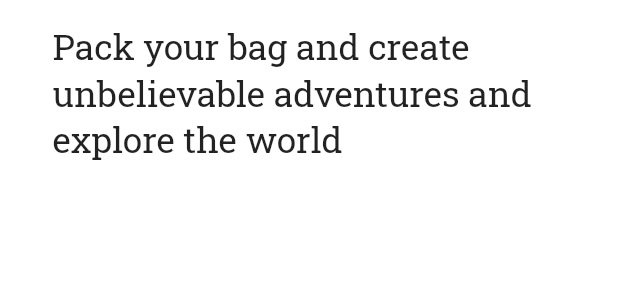
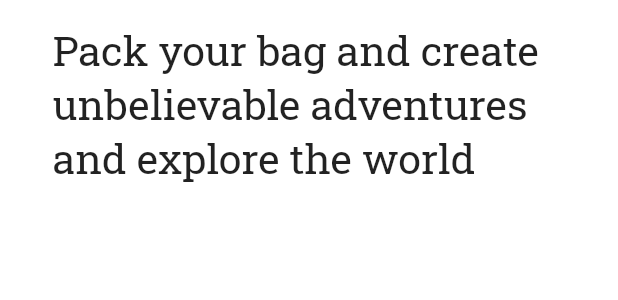
Before and after one commit to StanNieuwmans/Create.Explore, a Flutter app: the HeadTitle widget shown alone on an empty page, opened directly, on a phone screen of 412 x 824 dp. Shown: the top 300 px of the screen. Run offline on Flutter 3.47's test engine with Material 2 defaults, Android fonts, the phone set to English and light mode, and no system bars; network calls fail.

Commit message:
MediaQeury done and added simple splashscreen

```diff
--- a/planapp/lib/Components/HeadTitle.dart
+++ b/planapp/lib/Components/HeadTitle.dart
@@ -10,7 +10,7 @@ class HeadTitle extends StatelessWidget {
           ///Problem with Sizing for all sizes on mobile -- look into that
           child: Text(
             "Pack your bag and create unbelievable adventures and explore the world",
-            style: TextStyle(fontSize: (MediaQuery.of(context).size.height / 35), fontFamily: 'RoboSlab'),
+            style: TextStyle(fontSize: (MediaQuery.of(context).size.height / 30), fontFamily: 'RoboSlab'),
             textAlign: TextAlign.left,
           )),
     );
--- a/planapp/lib/Wrappers/TripPreviewWrapper.dart
+++ b/planapp/lib/Wrappers/TripPreviewWrapper.dart
@@ -7,7 +7,10 @@ class TripPreviewWrapper extends StatelessWidget {
   Widget build(BuildContext context) {
     return Container(
         margin: EdgeInsets.symmetric(vertical: 20.0, horizontal: 15.0),
-        height: MediaQuery.of(context).size.height / 1.7, //fix height of preview
+        height:  MediaQuery.of(context).size.height / 2,
+        constraints: BoxConstraints(
+          maxHeight:  MediaQuery.of(context).size.height / 1.7,
+        ),
         child:
             ListView(scrollDirection: Axis.horizontal, children: <TripPreview>[
           TripPreview(),
```
Also changed, not shown: 2 other files.
